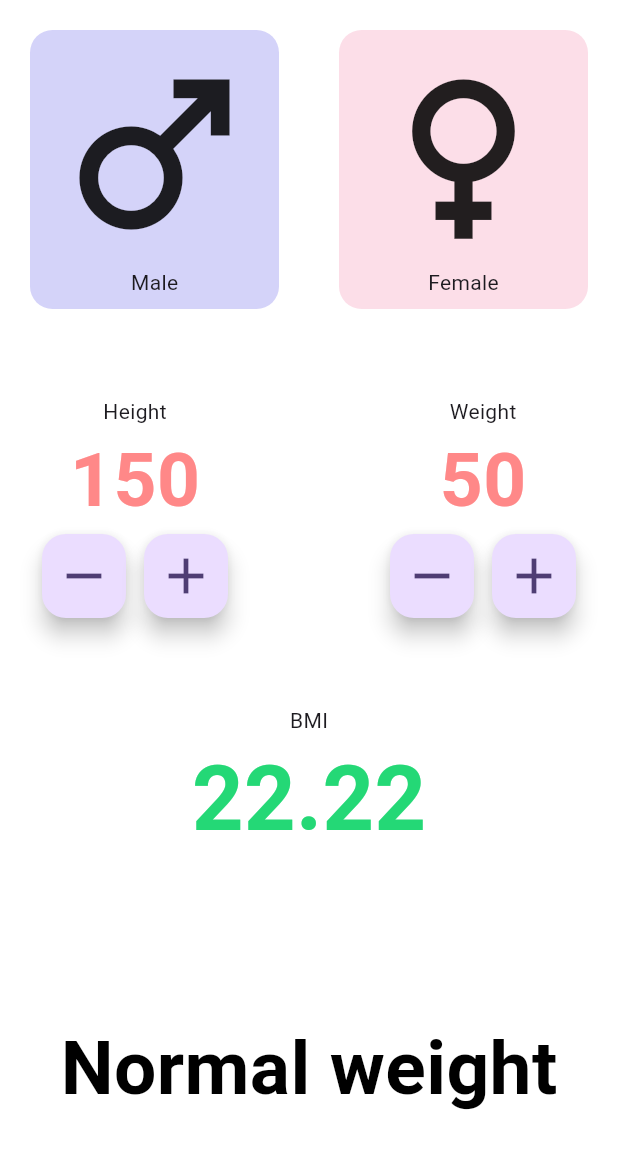
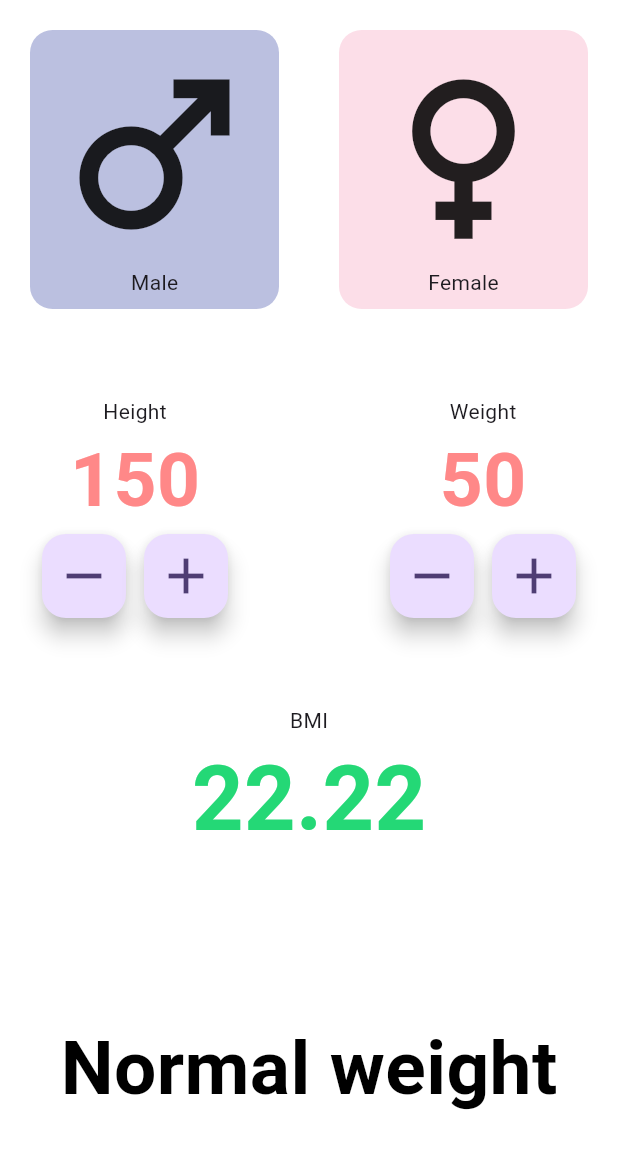
Before and after one commit to RavinduSperera/BMI_Calculator_Mobile_App, a Flutter app: the screen it shows after launch, on a phone screen of 412 x 824 dp. Shown: the top 1149 px of the screen. Run offline on Flutter 3.47's test engine with Material 3 defaults, Android fonts, the phone set to English and light mode, and no system bars.

Commit message:
finished to basic round. looking forward to enhance features

```diff
--- a/lib/main_page.dart
+++ b/lib/main_page.dart
@@ -12,6 +12,7 @@ class _MainPageState extends State<MainPage> {
   // define variables
   int height = 150;
   int weight = 50;
+  String gender = '';
   late double bmi = calculateBMI(height: height, weight: weight);
 
   @override
@@ -25,9 +26,18 @@ class _MainPageState extends State<MainPage> {
             children: [
               Row(
                 children: [
-                  Container(
+                  GestureDetector(
+                    onTap: () {
+                      print("Male");
+                      setState(() {
+                        gender = 'M'; // should be define by an enum
+                      });
+                    },
+                    child: Container(
                       decoration: BoxDecoration(
-                      color: Color.fromARGB(255, 110, 104, 234).withAlpha(75),
+                        color: gender == 'M'
+                            ? Color.fromARGB(255, 79, 73, 190).withAlpha(150)
+                            : Color.fromARGB(255, 24, 41, 150).withAlpha(75),
                         borderRadius: BorderRadius.circular(15),
                       ),
 
@@ -43,10 +53,20 @@ class _MainPageState extends State<MainPage> {
                         ],
                       ),
                     ),
+                  ),
                   const Spacer(), // separated the two columns
-                  Container(
+                  GestureDetector(
+                    onTap: () {
+                      print("Female");
+                      setState(() {
+                        gender = 'F'; // should be define by an enum
+                      });
+                    },
+                    child: Container(
                       decoration: BoxDecoration(
-                      color: Color(0xFFF48FB1).withAlpha(75),
+                        color: gender == 'F'
+                            ? Color(0xFFF48FB1).withAlpha(150)
+                            : Color(0xFFF48FB1).withAlpha(75),
                         borderRadius: BorderRadius.circular(15),
                       ),
 
@@ -60,6 +80,7 @@ class _MainPageState extends State<MainPage> {
                             ],
                           ),
                         ],
+                      ),
                     ),
                   ),
                 ],
```
Lines whose indentation alone changed are shown as unchanged.
